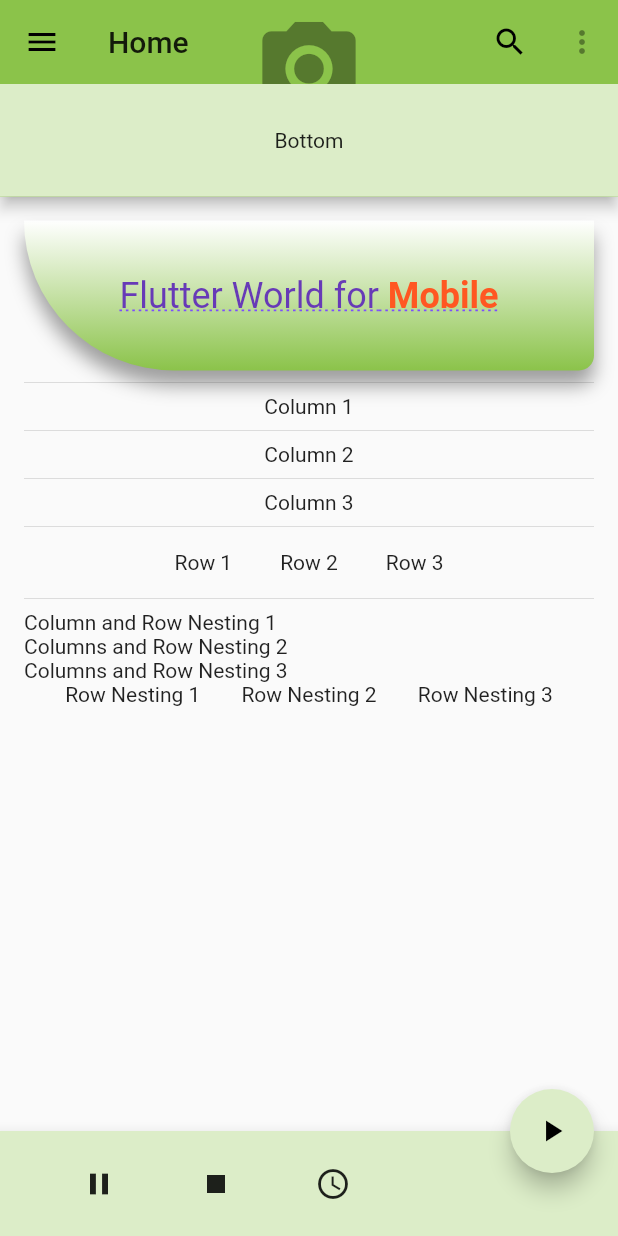
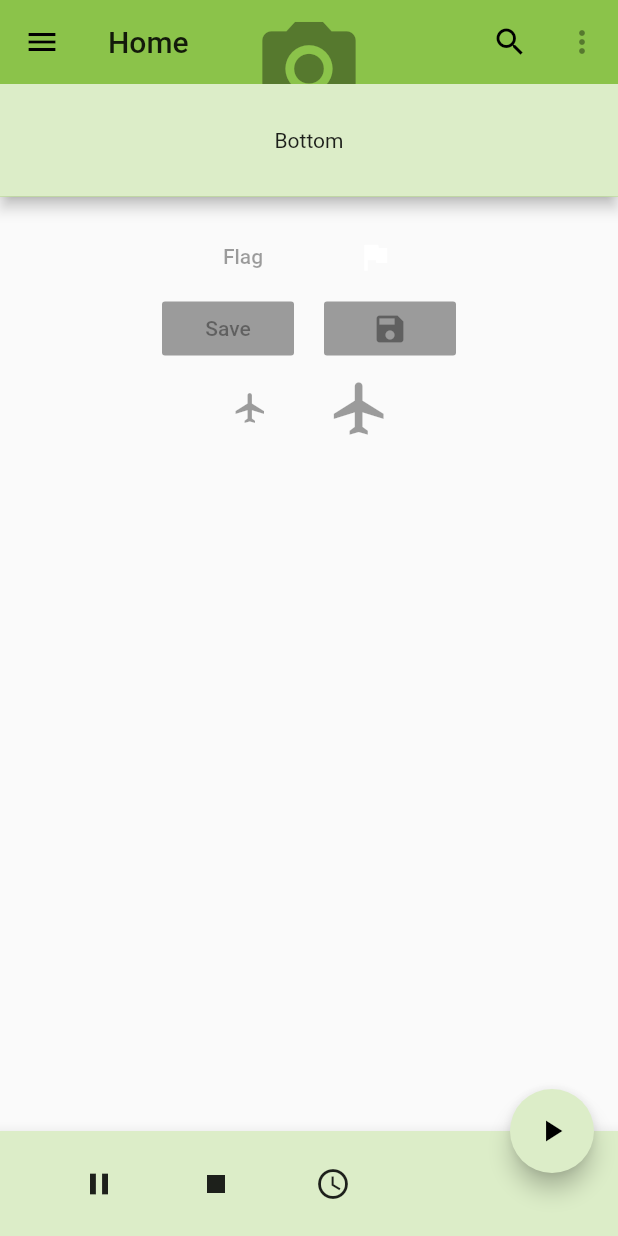
Before and after one commit to akashi4/flutter_application, a Flutter app: the screen it shows after launch, on a phone screen of 412 x 824 dp. Run offline on Flutter 3.47's test engine with Material 2 defaults, Android fonts, the phone set to English and light mode, and no system bars.

Commit message:
add some buttons

```diff
--- a/lib/pages/home.dart
+++ b/lib/pages/home.dart
@@ -47,14 +47,31 @@ class _HomeState extends State<Home> {
           child: SafeArea(
             child: SingleChildScrollView(
               child: Column(
-                children: <Widget>[
-                  const ContainerWithBoxDecorationWidget(),
-                  Divider(),
-                  const ColumnWidget(),
-                  Divider(),
-                  const RowWidget(),
-                  Divider(),
-                  const ColumnAndRowNestingWidget(),
+                children: [
+                  Row(
+                    mainAxisAlignment: MainAxisAlignment.center,
+                    children: <Widget>[
+                      FlatButton(onPressed: null, child: Text('Flag')),
+                      FlatButton(onPressed: null, child: Icon(Icons.flag),color: Colors.lightGreen, textColor: Colors.white,),
+                    ],
+                  ),
+                  Row(
+                    mainAxisAlignment: MainAxisAlignment.center,
+                    children: <Widget>[
+                      RaisedButton(onPressed: null,child: Text('Save'),),
+                      Padding(padding: EdgeInsets.all(10)),
+                      RaisedButton(onPressed: null,child: Icon(Icons.save), color: Colors.lightGreen,)
+                      //Button()
+                    ],
+                  ),
+                  Row(
+                    mainAxisAlignment: MainAxisAlignment.center,
+                    children: <Widget>[
+                      IconButton(icon: Icon(Icons.flight), onPressed: null),
+                      Padding(padding: EdgeInsets.all(10),),
+                      IconButton(icon: Icon(Icons.flight), onPressed: null, iconSize: 42.0,color: Colors.white, tooltip: 'Flight',),
+                    ],
+                  )
                 ],
               ),
             ),
@@ -70,6 +87,7 @@ class _HomeState extends State<Home> {
     );
   }
 }
+
 class bottomNavBarWidget extends StatelessWidget{
   const bottomNavBarWidget({
     Key key,
@@ -91,131 +109,3 @@ class bottomNavBarWidget extends StatelessWidget{
     );
   }
 }
-class ContainerWithBoxDecorationWidget extends StatelessWidget {
-  const ContainerWithBoxDecorationWidget({
-    Key key,
-  }) : super(key: key);
-
-  Widget build(BuildContext context) {
-    return Column(
-      children: <Widget>[
-        Container(
-          height: 100,
-          decoration: BoxDecoration(
-              borderRadius: BorderRadius.only(
-                bottomLeft: Radius.circular(100.0),
-                bottomRight: Radius.circular(10.0),
-              ),
-              gradient: LinearGradient(
-                  begin: Alignment.topCenter,
-                  end: Alignment.bottomCenter,
-                  colors: [
-                    Colors.white,
-                    Colors.lightGreen.shade500,
-                  ]),
-              boxShadow: [
-                BoxShadow(
-                    color: Colors.grey, blurRadius: 10, offset: Offset(0, 10))
-              ]),
-          child: Center(
-            child: RichText(
-              text: TextSpan(
-                  text: 'Flutter World',
-                  style: TextStyle(
-                    fontSize: 24.0,
-                    color: Colors.deepPurple,
-                    decoration: TextDecoration.underline,
-                    decorationColor: Colors.deepPurpleAccent,
-                    decorationStyle: TextDecorationStyle.dotted,
-                    fontWeight: FontWeight.normal,
-                  ),
-                  children: <TextSpan>[
-                    TextSpan(
-                      text: ' for',
-                    ),
-                    TextSpan(
-                        text: ' Mobile',
-                        style: TextStyle(
-                          color: Colors.deepOrange,
-                          fontWeight: FontWeight.bold,
-                        ))
-                  ]),
-            ),
-          ),
-        ),
-      ],
-    );
-  }
-}
-
-class ColumnWidget extends StatelessWidget {
-  const ColumnWidget({
-    Key key,
-  }) : super(key: key);
-
-  Widget build(BuildContext context) {
-    return Column(
-        crossAxisAlignment: CrossAxisAlignment.center,
-        mainAxisAlignment: MainAxisAlignment.spaceEvenly,
-        mainAxisSize: MainAxisSize.max,
-        children: <Widget>[
-          Text('Column 1'),
-          Divider(),
-          Text('Column 2'),
-          Divider(),
-          Text('Column 3'),
-        ]);
-  }
-}
-
-class RowWidget extends StatelessWidget {
-  const RowWidget({
-    Key key,
-  }) : super(key: key);
-
-  Widget build(BuildContext context){
-    return Row(
-      crossAxisAlignment: CrossAxisAlignment.start,
-      mainAxisSize: MainAxisSize.max,
-      mainAxisAlignment: MainAxisAlignment.spaceEvenly,
-      children: <Widget>[
-        Row(
-          children: <Widget>[
-            Text('Row 1'),
-            Padding(padding: EdgeInsets.all(16.0)),
-            Text('Row 2'),
-            Padding(padding: EdgeInsets.all(16.0),),
-            Text('Row 3'),
-          ],
-        )
-      ],
-    );
-  }
-}
-
-class ColumnAndRowNestingWidget extends StatelessWidget{
-  const ColumnAndRowNestingWidget({
-    Key key,
-}): super(key: key);
-
-  Widget build(BuildContext context){
-    return Column(
-      crossAxisAlignment: CrossAxisAlignment.start,
-      mainAxisAlignment: MainAxisAlignment.spaceEvenly,
-      mainAxisSize: MainAxisSize.max,
-      children: <Widget>[
-        Text('Column and Row Nesting 1'),
-        Text('Columns and Row Nesting 2'),
-        Text('Columns and Row Nesting 3'),
-        Row(
-          mainAxisAlignment: MainAxisAlignment.spaceEvenly,
-          children: <Widget>[
-            Text('Row Nesting 1'),
-            Text('Row Nesting 2'),
-            Text('Row Nesting 3'),
-          ],
-        )
-      ],
-    );
-  }
-}
```
